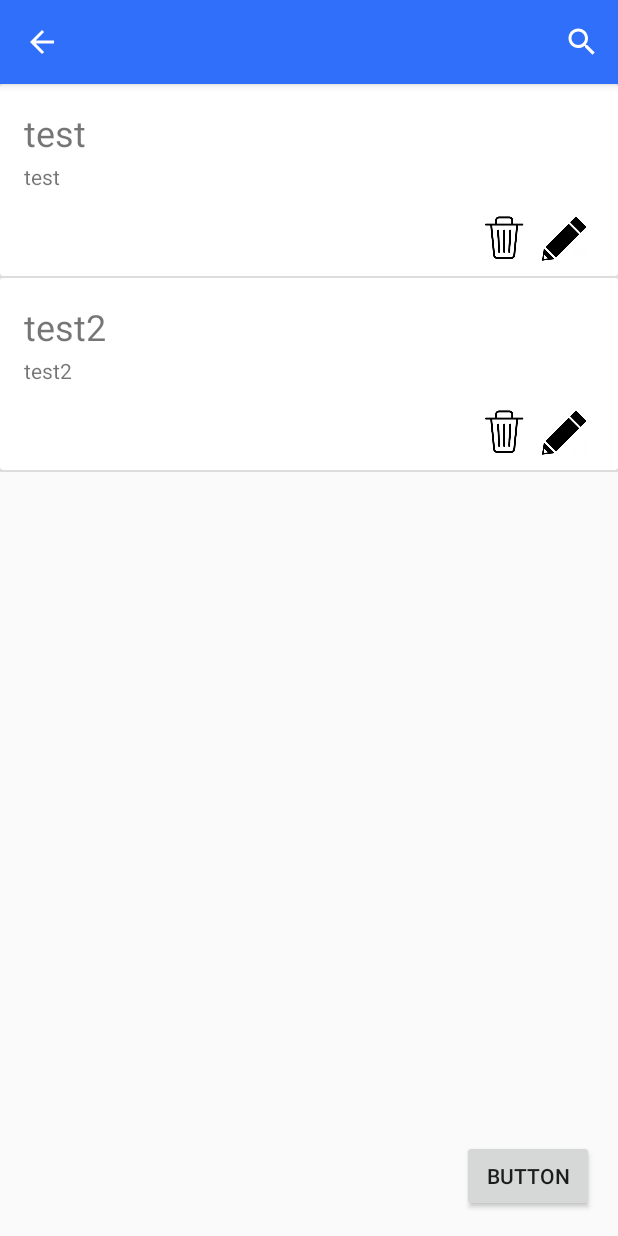
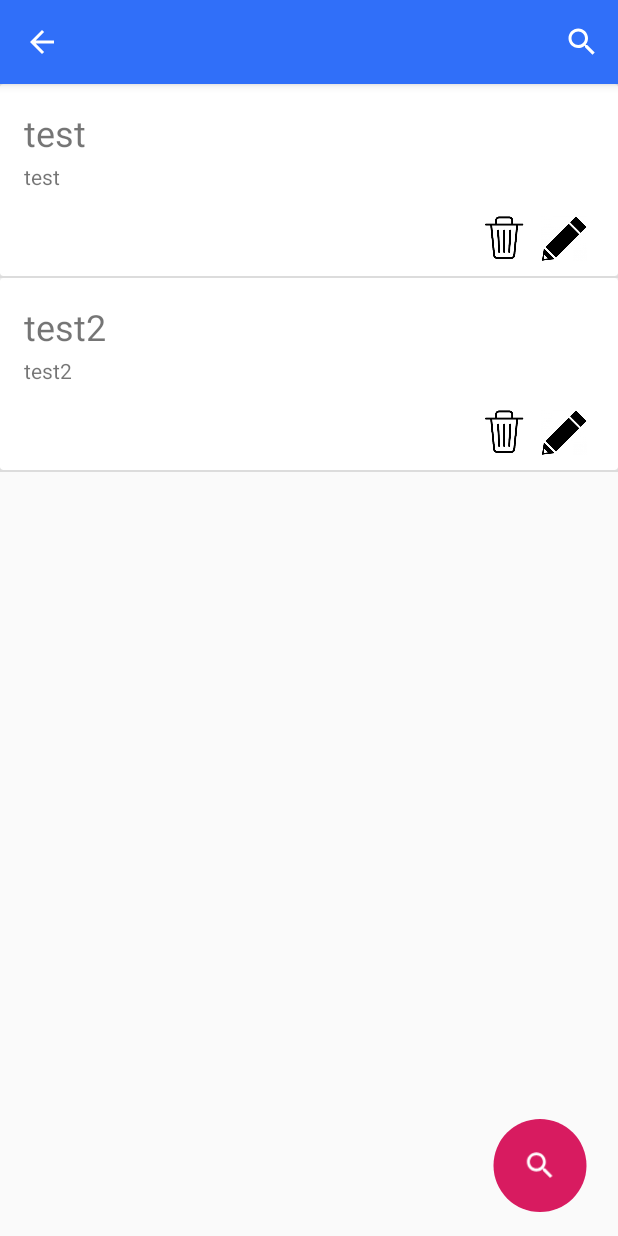
Before and after one commit to CMPUT301F18T18/Health-Detective, an Android app: the PatientProblemsActivity screen opened directly, with no data from a screen before it, on a phone screen of 412 x 824 dp. Run offline under Robolectric (Android 15) with nearby library versions, the phone set to English and light mode, and no system bars.

Commit message:
with round button

```diff
--- a/app/src/main/java/cmput301f18t18/health_detective/presentation/view/activity/PatientProblemsActivity.java
+++ b/app/src/main/java/cmput301f18t18/health_detective/presentation/view/activity/PatientProblemsActivity.java
@@ -9,6 +9,7 @@ import android.view.MenuItem;
 import android.view.View;
 import android.widget.AdapterView;
 import android.widget.Button;
+import android.widget.ImageView;
 import android.widget.ListView;
 
 import java.util.ArrayList;
@@ -40,7 +41,7 @@ public class PatientProblemsActivity extends AppCompatActivity implements View.O
         //actionBar.setHomeButtonEnabled(true);
         //actionBar.setDisplayHomeAsUpEnabled(true);
 
-        Button addProblem = (Button)findViewById(R.id.addProbBtn);
+        ImageView addProblem = (ImageView)findViewById(R.id.addProbBtn);
         addProblem.setOnClickListener(this);
 
 
--- a/app/src/main/java/cmput301f18t18/health_detective/presentation/view/activity/PatientRecordViewActivity.java
+++ b/app/src/main/java/cmput301f18t18/health_detective/presentation/view/activity/PatientRecordViewActivity.java
@@ -31,7 +31,7 @@ public class PatientRecordViewActivity extends AppCompatActivity {
         setContentView(R.layout.activity_patient_record_view);
 
         //stuff for all photos section
-        GridViewAdapter adapter = new GridViewAdapter(this, 4);
+        GridViewAdapter adapter = new GridViewAdapter(this, 10);
         GridView gridView = (GridView) findViewById(R.id.allPhotosView);
 
         gridView.setAdapter(adapter);
@@ -60,6 +60,7 @@ public class PatientRecordViewActivity extends AppCompatActivity {
         test();
         test();
         test();
+        test();
     }
 
     public void test(){
--- a/app/src/main/java/cmput301f18t18/health_detective/presentation/view/activity/PatientRecordsActivity.java
+++ b/app/src/main/java/cmput301f18t18/health_detective/presentation/view/activity/PatientRecordsActivity.java
@@ -7,6 +7,7 @@ import android.os.Bundle;
 import android.view.View;
 import android.widget.AdapterView;
 import android.widget.Button;
+import android.widget.ImageView;
 import android.widget.ListView;
 import android.widget.TextView;
 import android.widget.Toast;
@@ -34,7 +35,7 @@ public class PatientRecordsActivity extends AppCompatActivity implements View.On
         super.onCreate(savedInstanceState);
         setContentView(R.layout.activity_patient_records);
 
-        Button addRecordBtn = findViewById(R.id.addRecordBtn);
+        ImageView addRecordBtn = findViewById(R.id.addRecordBtn);
         addRecordBtn.setOnClickListener(this);
 
         final Context context = PatientRecordsActivity.this;
--- /dev/null
+++ b/app/src/main/res/drawable/circle.xml
@@ -0,0 +1,14 @@
+<?xml version="1.0" encoding="utf-8"?>
+<layer-list xmlns:android="http://schemas.android.com/apk/res/android">
+    <item>
+        <shape android:shape="oval">
+            <solid android:color="@color/colorAccent"/>
+        </shape>
+    </item>
+    <item
+        android:drawable="@drawable/ic_search_white_24dp"
+        android:bottom="20dp"
+        android:left="20dp"
+        android:right="20dp"
+        android:top="20dp"/>
+</layer-list>
--- a/app/src/main/res/layout/activity_patient_problems.xml
+++ b/app/src/main/res/layout/activity_patient_problems.xml
@@ -16,14 +16,15 @@
         app:layout_constraintStart_toStartOf="parent"
         app:layout_constraintTop_toTopOf="parent" />
 
-    <Button
+    <ImageView
         android:id="@+id/addProbBtn"
-        android:layout_width="wrap_content"
-        android:layout_height="wrap_content"
+        android:layout_width="72dp"
+        android:layout_height="62dp"
         android:layout_marginBottom="16dp"
         android:layout_marginEnd="16dp"
-        android:text="Button"
         app:layout_constraintBottom_toBottomOf="parent"
-        app:layout_constraintEnd_toEndOf="parent" />
+        app:layout_constraintEnd_toEndOf="parent"
+        app:srcCompat="@drawable/circle" />
+
 
 </android.support.constraint.ConstraintLayout>
```
Also changed, not shown: app/src/main/res/layout/activity_patient_records.xml (+6 -4 lines), app/src/main/res/drawable/plus.png (deleted).
